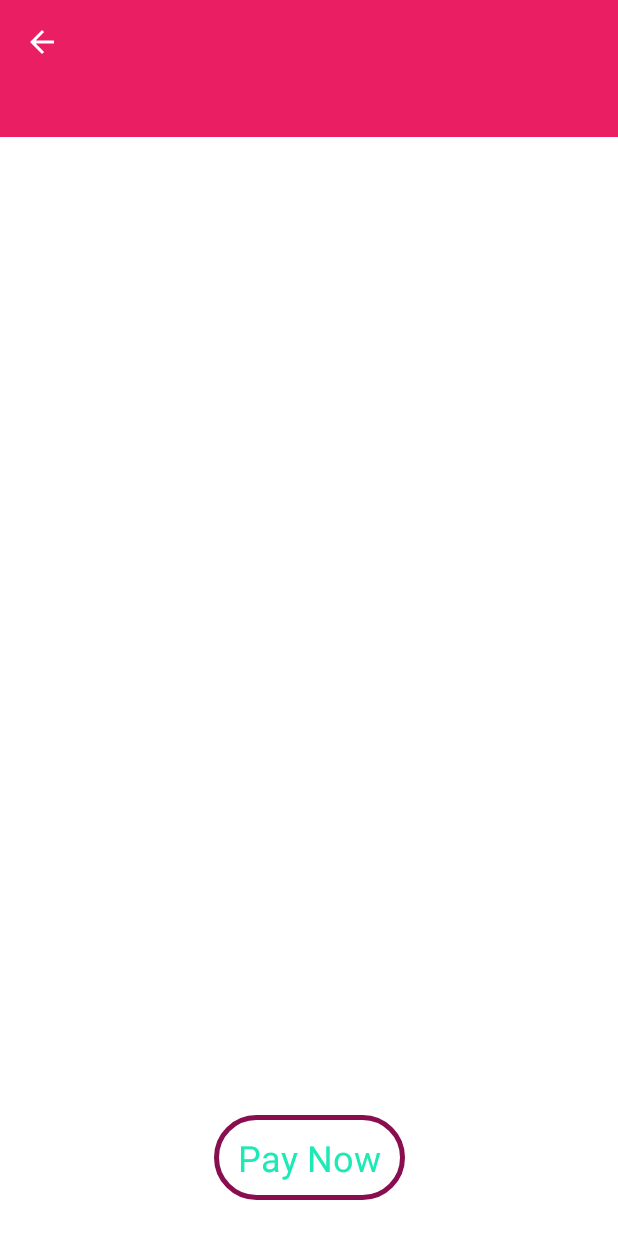
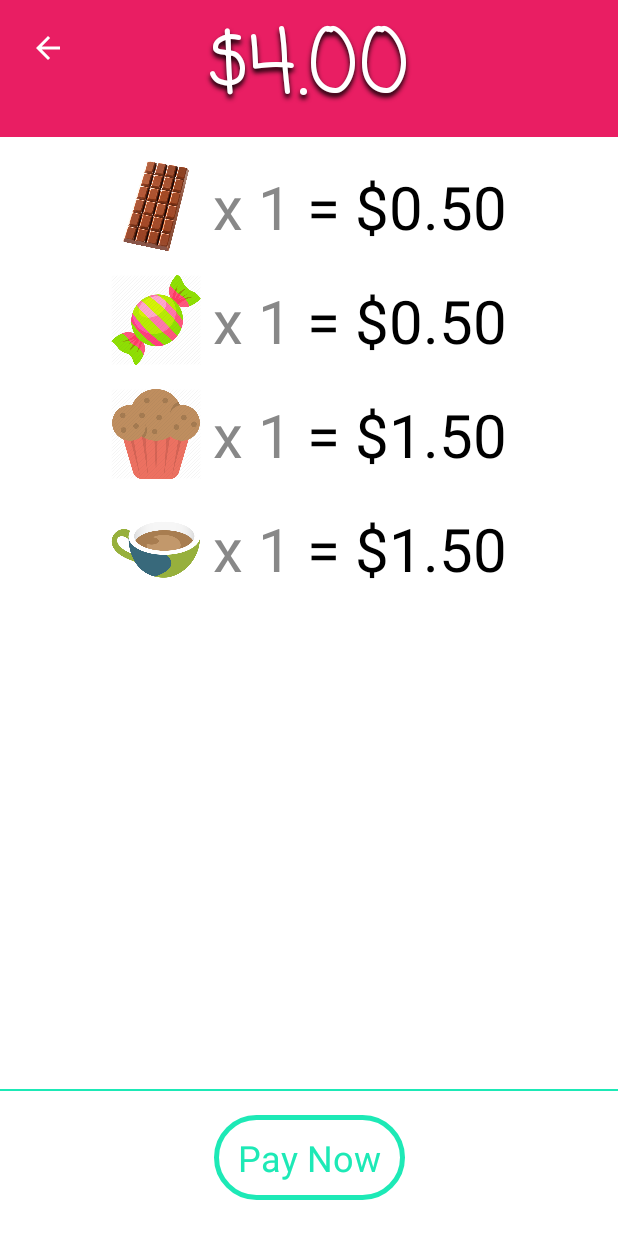
Before and after one commit to CarlAmko/PiggyBank, an Android app: the fragment PayoutFragment shown on its own in the app's theme, on a phone screen of 412 x 824 dp. Run offline under Robolectric (Android 15) with nearby library versions, the light colour scheme and no system bars; our stand-ins replace Dagger/Hilt's generated code, EventBus.

Commit message:
Added in payout fragment
* Merged settings into TransacationManager
* Cost total is now derived from item quantites and item price

```diff
--- a/app/build.gradle
+++ b/app/build.gradle
@@ -35,6 +35,9 @@ dependencies {
     implementation 'com.google.dagger:dagger:2.21'
     kapt 'com.google.dagger:dagger-compiler:2.21'
 
+    // event bus
+    implementation 'org.greenrobot:eventbus:3.1.1'
+
     testImplementation 'junit:junit:4.12'
     androidTestImplementation 'androidx.test:runner:1.1.2-alpha01'
     androidTestImplementation 'androidx.test.espresso:espresso-core:3.1.2-alpha01'
--- a/app/src/main/java/me/carlamko/payup/Component.kt
+++ b/app/src/main/java/me/carlamko/payup/Component.kt
@@ -1,13 +1,13 @@
 package me.carlamko.payup
 
 import dagger.Component
-import me.carlamko.payup.settings.Settings
+import me.carlamko.payup.model.ItemData
 import me.carlamko.payup.transaction.TransactionManager
 import javax.inject.Singleton
 
 @Singleton
-@Component(modules = [ContextModule::class])
+@Component(modules = [ContextModule::class, DataModule::class])
 interface Component {
-    fun settings(): Settings
     fun transactionManager(): TransactionManager
+    fun itemData(): List<ItemData>
 }
--- /dev/null
+++ b/app/src/main/java/me/carlamko/payup/DataModule.kt
@@ -0,0 +1,18 @@
+package me.carlamko.payup
+
+import dagger.Module
+import dagger.Provides
+import me.carlamko.payup.model.ItemData
+
+@Module
+class DataModule {
+    @Provides
+    fun providesItemData(): List<ItemData> =
+        // @TODO un-hardcode this
+        listOf(
+            ItemData("Chocolate", R.drawable.chocolate, .5f),
+            ItemData("Pastry", R.drawable.pastry, 1.5f),
+            ItemData("Candy", R.drawable.candy, .5f),
+            ItemData("Coffee", R.drawable.coffee, 1.5f)
+        ).sortedBy { it.price }
+}
--- /dev/null
+++ b/app/src/main/java/me/carlamko/payup/extensions/_Number.kt
@@ -0,0 +1,3 @@
+package me.carlamko.payup.extensions
+
+fun Float.formatAsMoney(): String = "$${"%.2f".format(this)}"
--- a/app/src/main/java/me/carlamko/payup/model/ItemData.kt
+++ b/app/src/main/java/me/carlamko/payup/model/ItemData.kt
@@ -1,3 +1,5 @@
 package me.carlamko.payup.model
 
-data class ItemData(val name: String, val icon: Int, val price: Float)
+data class ItemData(val name: String, val iconRes: Int, val price: Float) {
+    val id = name.hashCode()
+}
--- a/app/src/main/java/me/carlamko/payup/transaction/TransactionManager.kt
+++ b/app/src/main/java/me/carlamko/payup/transaction/TransactionManager.kt
@@ -1,11 +1,44 @@
 package me.carlamko.payup.transaction
 
-import me.carlamko.payup.settings.Settings
+import android.content.Context
+import android.preference.PreferenceManager
+import android.widget.Toast
+import me.carlamko.payup.model.ItemData
+import me.carlamko.payup.model.UIEvent
+import org.greenrobot.eventbus.EventBus
 import javax.inject.Inject
 import javax.inject.Singleton
 
 @Singleton
-class TransactionManager @Inject constructor(private val settings: Settings) {
+class TransactionManager @Inject constructor(context: Context, private val items: List<ItemData>) {
+    companion object {
+        private fun generateKeyForItem(itemData: ItemData): String =
+            "KEY_${itemData.id}_QUANTITY"
+    }
 
+    private val settings = PreferenceManager.getDefaultSharedPreferences(context)
 
+    fun getItemQuantity(itemData: ItemData): Int =
+        settings.getInt(generateKeyForItem(itemData), 0)
+
+    fun buyItem(itemData: ItemData) {
+        settings.edit().apply {
+            putInt(generateKeyForItem(itemData), getItemQuantity(itemData) + 1)
+        }.apply()
+
+        EventBus.getDefault().post(UIEvent.ShowToast("Added ${itemData.name} x 1.", Toast.LENGTH_SHORT))
+    }
+
+    fun getBalance(): Float = items.sumByDouble { getItemTotalValue(it).toDouble() }.toFloat()
+
+    fun settleUp() = items.forEach { resetItemTotal(it) }
+
+    private fun getItemTotalValue(itemData: ItemData): Float =
+        getItemQuantity(itemData) * itemData.price
+
+    private fun resetItemTotal(itemData: ItemData) {
+        settings.edit().apply {
+            putInt(generateKeyForItem(itemData), 0)
+        }.apply()
+    }
 }
--- /dev/null
+++ b/app/src/main/java/me/carlamko/payup/view/ItemSummaryAdapter.kt
@@ -0,0 +1,38 @@
+package me.carlamko.payup.view
+
+import android.view.LayoutInflater
+import android.view.View
+import android.view.ViewGroup
+import androidx.recyclerview.widget.RecyclerView
+import kotlinx.android.synthetic.main.item_summary.view.*
+import me.carlamko.payup.Application.Companion.injector
+import me.carlamko.payup.R
+import me.carlamko.payup.extensions.formatAsMoney
+import me.carlamko.payup.model.ItemData
+
+class ItemSummaryAdapter : RecyclerView.Adapter<ItemSummaryAdapter.ItemSummaryViewHolder>() {
+    private val dataItems = injector.itemData()
+
+    override fun onCreateViewHolder(parent: ViewGroup, viewType: Int): ItemSummaryViewHolder =
+        ItemSummaryViewHolder(LayoutInflater.from(parent.context).inflate(R.layout.item_summary, parent, false))
+
+    override fun onBindViewHolder(holder: ItemSummaryViewHolder, position: Int) {
+        holder.populate(dataItems[position])
+    }
+
+    override fun getItemCount(): Int = dataItems.size
+
+    fun refresh() {
+        notifyDataSetChanged()
+    }
+
+    class ItemSummaryViewHolder(itemView: View) : RecyclerView.ViewHolder(itemView) {
+        fun populate(itemData: ItemData) {
+            itemView.iv_item.setImageResource(itemData.iconRes)
+
+            val quantity = injector.transactionManager().getItemQuantity(itemData)
+            itemView.tv_item_quantity.text = "x $quantity"
+            itemView.tv_item_total.text = " = ${(quantity * itemData.price).formatAsMoney()}"
+        }
+    }
+}
--- a/app/src/main/java/me/carlamko/payup/view/PayoutFragment.kt
+++ b/app/src/main/java/me/carlamko/payup/view/PayoutFragment.kt
@@ -4,13 +4,39 @@ import android.os.Bundle
 import android.view.LayoutInflater
 import android.view.View
 import android.view.ViewGroup
+import android.widget.Toast
 import androidx.fragment.app.Fragment
+import androidx.recyclerview.widget.LinearLayoutManager
+import kotlinx.android.synthetic.main.frag_payout.*
+import me.carlamko.payup.Application.Companion.injector
 import me.carlamko.payup.R
+import me.carlamko.payup.extensions.formatAsMoney
 
 class PayoutFragment : Fragment() {
+    private val itemSummaryAdapter = ItemSummaryAdapter()
 
     override fun onCreateView(inflater: LayoutInflater, container: ViewGroup?, savedInstanceState: Bundle?): View? =
             inflater.inflate(R.layout.frag_payout, container, false)
 
+    override fun onViewCreated(view: View, savedInstanceState: Bundle?) {
+        // trigger onBackPressed
+        iv_back.setOnClickListener {
+            requireActivity().onBackPressed()
+        }
+
+        tv_total.text = injector.transactionManager().getBalance().formatAsMoney()
+
+        // trigger settle up
+        tv_pay.setOnClickListener {
+            injector.transactionManager().settleUp()
+            tv_total.text = 0f.formatAsMoney()
+            itemSummaryAdapter.refresh()
+
+            Toast.makeText(requireContext(), "Paid out!", Toast.LENGTH_LONG).show()
+        }
+
+        rv_item_summary.layoutManager = LinearLayoutManager(requireContext())
+        rv_item_summary.adapter = itemSummaryAdapter
+    }
 
 }
--- a/app/src/main/res/layout/frag_payout.xml
+++ b/app/src/main/res/layout/frag_payout.xml
@@ -28,6 +28,7 @@
         android:layout_height="wrap_content"
         android:layout_marginStart="16dp"
         android:layout_marginTop="16dp"
+        android:padding="4dp"
         android:src="@drawable/ic_arrow_back_24dp"
         app:layout_constraintStart_toStartOf="parent"
         app:layout_constraintTop_toTopOf="parent" />
@@ -43,15 +44,26 @@
         app:layout_constraintTop_toBottomOf="@id/tv_total">
 
         <androidx.recyclerview.widget.RecyclerView
-            android:id="@+id/rv_pay_items"
+            android:id="@+id/rv_item_summary"
             android:layout_width="0dp"
             android:layout_height="0dp"
             android:padding="8dp"
+            app:layout_constraintBottom_toTopOf="@id/v_divider"
+            app:layout_constraintEnd_toEndOf="parent"
+            app:layout_constraintStart_toStartOf="parent"
+            app:layout_constraintTop_toTopOf="parent"
+            tools:listitem="@layout/item_summary" />
+
+        <View
+            android:id="@+id/v_divider"
+            android:layout_width="wrap_content"
+            android:layout_height="1dp"
+            android:layout_marginBottom="16dp"
+            android:background="@color/colorAccent"
             app:layout_constraintBottom_toTopOf="@id/tv_pay"
             app:layout_constraintEnd_toEndOf="parent"
             app:layout_constraintStart_toStartOf="parent"
-            app:layout_constraintTop_toTopOf="parent"
-            tools:listitem="@layout/pay_item" />
+            app:layout_constraintTop_toBottomOf="@id/rv_item_summary" />
 
         <TextView
             android:id="@+id/tv_pay"
@@ -59,7 +71,7 @@
             android:layout_height="wrap_content"
             android:layout_marginBottom="24dp"
             android:background="@drawable/border"
-            android:backgroundTint="@color/colorPrimaryDark"
+            android:backgroundTint="@color/colorAccent"
             android:padding="12dp"
             android:paddingStart="16dp"
             android:paddingEnd="16dp"
--- /dev/null
+++ b/app/src/main/res/layout/item_summary.xml
@@ -0,0 +1,45 @@
+<?xml version="1.0" encoding="utf-8"?>
+<androidx.constraintlayout.widget.ConstraintLayout xmlns:android="http://schemas.android.com/apk/res/android"
+    xmlns:app="http://schemas.android.com/apk/res-auto"
+    xmlns:tools="http://schemas.android.com/tools"
+    android:layout_width="match_parent"
+    android:layout_height="wrap_content"
+    android:paddingTop="8dp"
+    android:paddingBottom="8dp">
+
+    <ImageView
+        android:id="@+id/iv_item"
+        android:layout_width="60dp"
+        android:layout_height="60dp"
+        android:layout_marginEnd="8dp"
+        app:layout_constraintBottom_toBottomOf="parent"
+        app:layout_constraintEnd_toStartOf="@id/tv_item_quantity"
+        app:layout_constraintHorizontal_chainStyle="packed"
+        app:layout_constraintStart_toStartOf="parent"
+        app:layout_constraintTop_toTopOf="parent"
+        tools:src="@drawable/pastry" />
+
+    <TextView
+        android:id="@+id/tv_item_quantity"
+        android:layout_width="wrap_content"
+        android:layout_height="wrap_content"
+        android:textColor="#888"
+        android:textSize="40sp"
+        app:layout_constraintBottom_toBottomOf="@id/iv_item"
+        app:layout_constraintEnd_toStartOf="@id/tv_item_total"
+        app:layout_constraintStart_toEndOf="@id/iv_item"
+        app:layout_constraintTop_toTopOf="@id/iv_item"
+        tools:text="x 5 " />
+
+    <TextView
+        android:id="@+id/tv_item_total"
+        android:layout_width="wrap_content"
+        android:layout_height="wrap_content"
+        android:textSize="40sp"
+        app:layout_constraintBottom_toBottomOf="@id/iv_item"
+        app:layout_constraintEnd_toEndOf="parent"
+        app:layout_constraintStart_toEndOf="@id/tv_item_quantity"
+        app:layout_constraintTop_toTopOf="@id/iv_item"
+        tools:text="= $6.50" />
+
+</androidx.constraintlayout.widget.ConstraintLayout>
```
Also changed, not shown: app/src/main/java/me/carlamko/payup/model/UIEvent.kt (added, +7 -0 lines), app/src/main/java/me/carlamko/payup/settings/Settings.kt (deleted, +0 -27 lines), app/src/main/java/me/carlamko/payup/view/MainActivity.kt (+41 -2 lines), app/src/main/java/me/carlamko/payup/view/PayItemAdapter.kt (+5 -10 lines), app/src/main/java/me/carlamko/payup/view/PayoutAdapter.kt (deleted, +0 -24 lines), app/src/main/java/me/carlamko/payup/view/custom/CustomSnackBar.kt (added, +50 -0 lines), app/src/main/res/layout/custom_snackbar.xml (added, +46 -0 lines).
